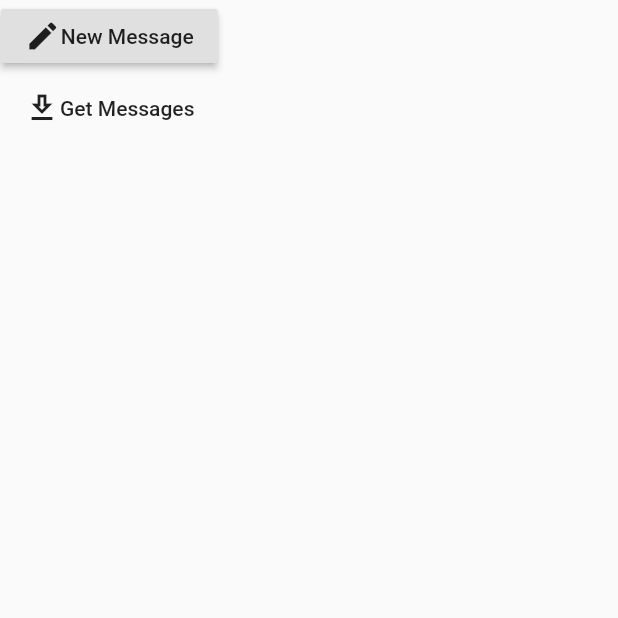
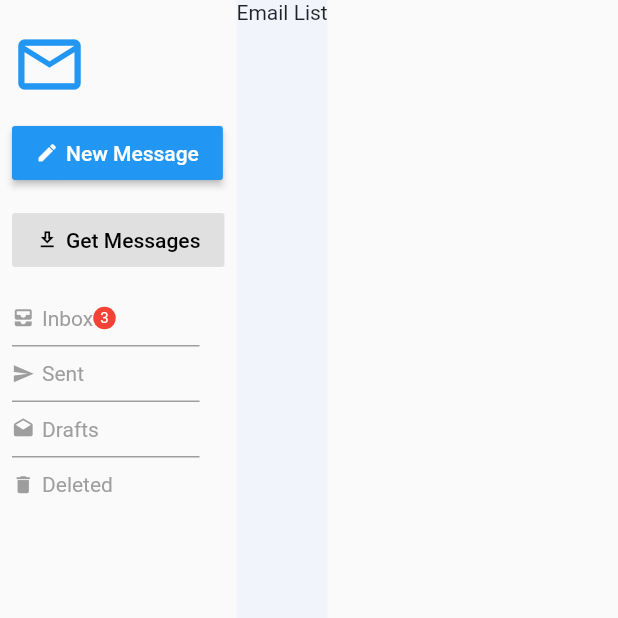
Before and after one commit to ravihoro/responsive, a Flutter app: the screen it shows after launch, on a phone screen of 412 x 824 dp, the top half of it. Run offline on Flutter 3.47's test engine with Material 2 defaults, Android fonts, the phone set to English and light mode, and no system bars.

Commit message:
Refactored files. Added drawer

```diff
--- /dev/null
+++ b/lib/custom_divider.dart
@@ -0,0 +1,19 @@
+import 'package:flutter/material.dart';
+
+class CustomDivider extends StatelessWidget {
+  @override
+  Widget build(BuildContext context) {
+    return Container(
+      margin: const EdgeInsets.symmetric(
+        vertical: 10,
+      ),
+      width: 125,
+      height: 1.0,
+      decoration: BoxDecoration(
+        border: Border(
+          bottom: BorderSide(width: 1.0, color: Colors.grey),
+        ),
+      ),
+    );
+  }
+}
--- a/lib/custom_drawer.dart
+++ /dev/null
@@ -1,31 +0,0 @@
-import 'package:flutter/material.dart';
-
-class CustomDrawer extends StatelessWidget {
-  @override
-  Widget build(BuildContext context) {
-    return Column(
-      children: [
-        RaisedButton(
-          child: Row(
-            children: [
-              Icon(Icons.edit),
-              Text(
-                'New Message',
-              ),
-            ],
-          ),
-          onPressed: () {},
-        ),
-        FlatButton(
-          child: Row(
-            children: [
-              Icon(Icons.download_outlined),
-              Text('Get Messages'),
-            ],
-          ),
-          onPressed: () {},
-        ),
-      ],
-    );
-  }
-}
--- /dev/null
+++ b/lib/drawer/custom_drawer.dart
@@ -0,0 +1,76 @@
+import 'package:flutter/material.dart';
+import 'package:responsive/custom_divider.dart';
+import 'package:responsive/drawer/custom_row.dart';
+
+class CustomDrawer extends StatelessWidget {
+  @override
+  Widget build(BuildContext context) {
+    return Padding(
+      padding: const EdgeInsets.all(8.0),
+      child: Column(
+        crossAxisAlignment: CrossAxisAlignment.start,
+        children: [
+          SizedBox(
+            height: 10,
+          ),
+          Icon(
+            Icons.mail_outline,
+            size: 50,
+            color: Colors.blue,
+          ),
+          SizedBox(
+            height: 10,
+          ),
+          RaisedButton(
+            color: Colors.blue,
+            child: CustomRow(
+              icon: Icons.edit,
+              text: 'New Message',
+              color: Colors.white,
+            ),
+            onPressed: () {},
+          ),
+          SizedBox(
+            height: 10,
+          ),
+          FlatButton(
+            color: Colors.grey[300],
+            child: CustomRow(
+              icon: Icons.download_outlined,
+              text: 'Get Messages',
+              color: Colors.black,
+            ),
+            onPressed: () {},
+          ),
+          SizedBox(
+            height: 20,
+          ),
+          CustomRow(
+            icon: Icons.all_inbox,
+            text: 'Inbox',
+            color: Colors.grey,
+            count: 3,
+          ),
+          CustomDivider(),
+          CustomRow(
+            icon: Icons.send,
+            text: 'Sent',
+            color: Colors.grey,
+          ),
+          CustomDivider(),
+          CustomRow(
+            icon: Icons.drafts,
+            text: 'Drafts',
+            color: Colors.grey,
+          ),
+          CustomDivider(),
+          CustomRow(
+            icon: Icons.delete,
+            text: 'Deleted',
+            color: Colors.grey,
+          ),
+        ],
+      ),
+    );
+  }
+}
--- /dev/null
+++ b/lib/drawer/custom_row.dart
@@ -0,0 +1,55 @@
+import 'package:flutter/material.dart';
+
+class CustomRow extends StatelessWidget {
+  final IconData icon;
+  final String text;
+  final Color color;
+  final int count;
+
+  CustomRow({
+    this.icon,
+    this.text,
+    this.color,
+    this.count,
+  });
+
+  @override
+  Widget build(BuildContext context) {
+    return Row(
+      children: [
+        Icon(
+          icon,
+          size: 15,
+          color: color,
+        ),
+        SizedBox(
+          width: 5.0,
+        ),
+        Text(
+          text,
+          style: TextStyle(
+            color: color,
+          ),
+        ),
+        count == null
+            ? Container()
+            : Container(
+                height: 15,
+                width: 15,
+                alignment: Alignment.center,
+                decoration: BoxDecoration(
+                  color: Colors.red,
+                  borderRadius: BorderRadius.circular(10),
+                ),
+                child: Text(
+                  '$count',
+                  style: TextStyle(
+                    color: Colors.white,
+                    fontSize: 10.0,
+                  ),
+                ),
+              ),
+      ],
+    );
+  }
+}
--- /dev/null
+++ b/lib/email_list/email_list.dart
@@ -0,0 +1,18 @@
+import 'package:flutter/material.dart';
+import 'package:responsive/util/constants.dart';
+
+class EmailList extends StatelessWidget {
+  @override
+  Widget build(BuildContext context) {
+    return Container(
+      child: Column(
+        children: [
+          Text(
+            'Email List',
+          ),
+        ],
+      ),
+      color: kBgLightColor,
+    );
+  }
+}
--- a/lib/home_page.dart
+++ b/lib/home_page.dart
@@ -1,5 +1,6 @@
 import 'package:flutter/material.dart';
-import 'package:responsive/custom_drawer.dart';
+import 'package:responsive/drawer/custom_drawer.dart';
+import 'package:responsive/email_list/email_list.dart';
 
 class HomePage extends StatelessWidget {
   @override
@@ -8,6 +9,7 @@ class HomePage extends StatelessWidget {
       body: Row(
         children: [
           CustomDrawer(),
+          EmailList(),
         ],
       ),
     );
```
Also changed, not shown: lib/email_detail/email_detail.dart (added), lib/email_list.dart (deleted), lib/util/constants.dart (renamed from lib/constants.dart), lib/util/responsive.dart (renamed from lib/responsive.dart).
